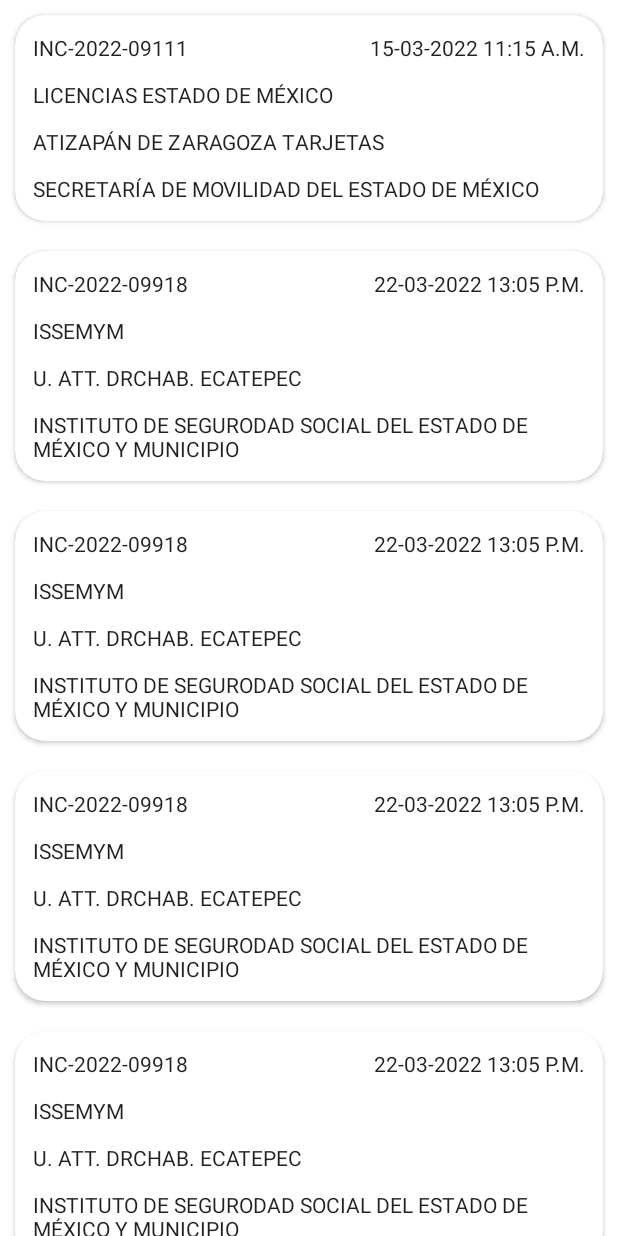
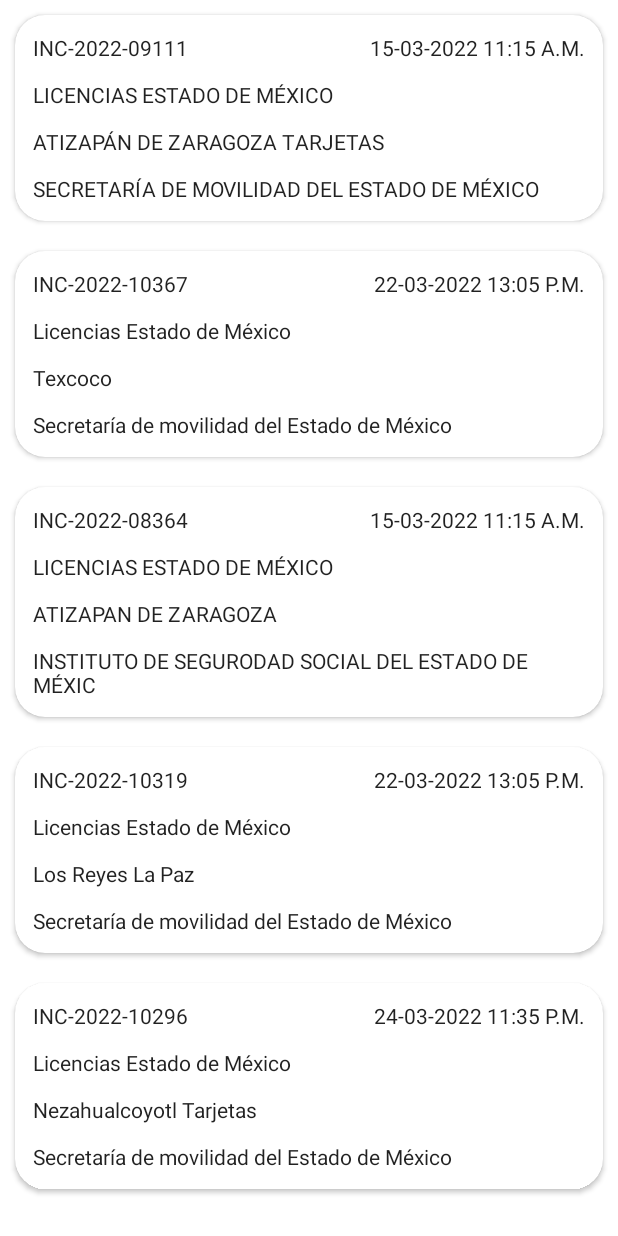
Before and after one commit to Gerry8a/Base, an Android app: the screen it shows after launch (MainActivity), on a phone screen of 412 x 824 dp. Run offline under Robolectric (Android 15) with nearby library versions, the phone set to English and light mode, and no system bars; our stand-ins replace Dagger/Hilt's generated code, Room's generated code.

Commit message:
agregada base de datos

```diff
--- a/app/build.gradle
+++ b/app/build.gradle
@@ -75,4 +75,10 @@ dependencies {
     //ViewPager
     implementation("androidx.viewpager2:viewpager2:1.0.0")
     implementation "androidx.datastore:datastore-preferences:1.0.0"
+
+    //Room
+    implementation "androidx.room:room-runtime:2.2.5"
+    kapt "androidx.room:room-compiler:2.2.5"
+    implementation "androidx.room:room-ktx:2.2.5"
+    androidTestImplementation "androidx.room:room-testing:2.2.5"
 }
--- a/app/src/main/java/com/cosmocolor/sadas/adapter/PageAdapter.kt
+++ b/app/src/main/java/com/cosmocolor/sadas/adapter/PageAdapter.kt
@@ -6,7 +6,7 @@ import androidx.fragment.app.FragmentActivity
 import androidx.viewpager2.adapter.FragmentStateAdapter
 
 class PageAdapter(
-    private val resultBundle: Bundle,
+//    private val resultBundle: Bundle,
     private val fragments: ArrayList<Fragment>,
     fragmentActivity: FragmentActivity
 ) : FragmentStateAdapter(fragmentActivity) {
@@ -16,7 +16,7 @@ class PageAdapter(
     }
 
     override fun createFragment(position: Int): Fragment {
-        fragments[position].arguments = resultBundle
+//        fragments[position].arguments = resultBundle
         return fragments[position]
     }
 
--- a/app/src/main/java/com/cosmocolor/sadas/model/Ticket.kt
+++ b/app/src/main/java/com/cosmocolor/sadas/model/Ticket.kt
@@ -1,15 +1,30 @@
 package com.cosmocolor.sadas.model
 
 import android.os.Parcelable
+import androidx.room.Entity
+import androidx.room.PrimaryKey
 import androidx.versionedparcelable.VersionedParcelize
+import com.cosmocolor.sadas.util.Constanst
+import com.cosmocolor.sadas.util.Constanst.CONFLIC_TABLE
 import kotlinx.android.parcel.Parcelize
 
 @Parcelize
+@Entity(tableName = CONFLIC_TABLE)
 data class Ticket(
+    @PrimaryKey(autoGenerate = false)
     val id: String,
     val nombreProyecto: String,
     val unidadOperativa: String,
     val areaCliente: String,
-//    val tipoIncidente: Int,
-    val fechaSolicitud: String
+    val tipoIncidente: String,
+    val fechaSolicitud: String,
+    val problema: String,
+    val descripcionProblema: String,
+    val operando: Boolean,
+    val cliente: String,
+    val contactoCliente: String,
+    val numeroCliente: String,
+    val fallaImputable: String,
+    val numeroIncidente: String,
+    val terminado: Boolean
 ): Parcelable
--- a/app/src/main/java/com/cosmocolor/sadas/ui/ListTicketFragment.kt
+++ b/app/src/main/java/com/cosmocolor/sadas/ui/ListTicketFragment.kt
@@ -26,34 +26,84 @@ class ListTicketFragment : Fragment(), TicketAdapter.OnItemClickListener {
             "LICENCIAS ESTADO DE MÉXICO",
             "ATIZAPÁN DE ZARAGOZA TARJETAS",
             "SECRETARÍA DE MOVILIDAD DEL ESTADO DE MÉXICO",
-            "15-03-2022 11:15 A.M."
+            "Incidente",
+            "15-03-2022 11:15 A.M.",
+            "Desconfiguración de terminal de cobro (error please enter password",
+            "Operador reporta desconfiguración de terminal de cobro Roberto de la Cruz Martinez contacto 5579091873 correo toxiatzipan@cosmocolor.com.mx Boulevard Adolfo López Mateos S/N, Puerta B-106 colonia el potrero, atizapan de zaragoza, estado de México. CP. 52975",
+            true,
+            "Gobierno de estado de México",
+            "Roberto De la Cruz Martinez",
+            "5579091873",
+            "Perosnal Operativo Cliente",
+            "NA",
+            false
         ),
         Ticket(
-            "INC-2022-09918",
-            "ISSEMYM",
-            "U. ATT. DRCHAB. ECATEPEC",
-            "INSTITUTO DE SEGURODAD SOCIAL DEL ESTADO DE MÉXICO Y MUNICIPIO",
-            "22-03-2022 13:05 P.M."
+            "INC-2022-10367",
+            "Licencias Estado de México",
+            "Texcoco",
+            "Secretaría de movilidad del Estado de México",
+            "Incidente",
+            "22-03-2022 13:05 P.M.",
+            "Operadora solicita 10 rollo térmicos para impresora de tickets",
+            "Solicitud de rollos térmicos",
+            true,
+            "Gobierno de estado de México",
+            "Katherune Rios Ruano",
+            "5558478421",
+            "Dependencia de Gobierno",
+            "NA",
+            true
         ),
         Ticket(
-            "INC-2022-09918",
-            "ISSEMYM",
-            "U. ATT. DRCHAB. ECATEPEC",
-            "INSTITUTO DE SEGURODAD SOCIAL DEL ESTADO DE MÉXICO Y MUNICIPIO",
-            "22-03-2022 13:05 P.M."
+            "INC-2022-08364",
+            "LICENCIAS ESTADO DE MÉXICO",
+            "ATIZAPAN DE ZARAGOZA",
+            "INSTITUTO DE SEGURODAD SOCIAL DEL ESTADO DE MÉXIC",
+            "22-03-2022 13:05 P.M.",
+            "15-03-2022 11:15 A.M.",
+            "Desconfiguración de terminal de cobro (error please enter password",
+            "Operador reporta desconfiguración de terminal de cobro Roberto de la Cruz Martinez contacto 5579091873 correo toxiatzipan@cosmocolor.com.mx Boulevard Adolfo López Mateos S/N, Puerta B-106 colonia el potrero, atizapan de zaragoza, estado de México. CP. 52975",
+            false,
+            "Gobierno de estado de México",
+            "Roberto De la Cruz Martinez",
+            "5579091873",
+            "Perosnal Operativo Cliente",
+            "NA",
+            true
         ), Ticket(
-            "INC-2022-09918",
-            "ISSEMYM",
-            "U. ATT. DRCHAB. ECATEPEC",
-            "INSTITUTO DE SEGURODAD SOCIAL DEL ESTADO DE MÉXICO Y MUNICIPIO",
-            "22-03-2022 13:05 P.M."
+            "INC-2022-10319",
+            "Licencias Estado de México",
+            "Los Reyes La Paz",
+            "Secretaría de movilidad del Estado de México",
+            "Incidente",
+            "22-03-2022 13:05 P.M.",
+            "Solicitan 2 perforadras para mermar las licencias contacto 5575106342",
+            "Comenta que requieren ambas perforadoras tenían una y ya se dañó",
+            true,
+            "Gobierno de estado de México",
+            "Operador Licencias Estado de México",
+            "5584328951",
+            "Personal operativo cliente",
+            "NA",
+            false
         ),
         Ticket(
-            "INC-2022-09918",
-            "ISSEMYM",
-            "U. ATT. DRCHAB. ECATEPEC",
-            "INSTITUTO DE SEGURODAD SOCIAL DEL ESTADO DE MÉXICO Y MUNICIPIO",
-            "22-03-2022 13:05 P.M."
+            "INC-2022-10296",
+            "Licencias Estado de México",
+            "Nezahualcoyotl Tarjetas",
+            "Secretaría de movilidad del Estado de México",
+            "Incidente",
+            "24-03-2022 11:35 P.M.",
+            "marycaster.movilidad@gmaill.com Cambio de mouse/toxi neza se solicita cambio de mouse en orden 2 ya que cursor al pulsa no seleccciona correctamente Marca HP CT FFCMHH0CZC6ERH",
+            "Cambo de mouse",
+            true,
+            "Gobierno de estado de México",
+            "Operador Licencias Estado de México",
+            "5586091132",
+            "Personal operativo cliente",
+            "NA",
+            false
         )
     )
 
--- a/app/src/main/java/com/cosmocolor/sadas/ui/detail/SignFragment.kt
+++ b/app/src/main/java/com/cosmocolor/sadas/ui/detail/fragments/SignFragment.kt
@@ -1,4 +1,4 @@
-package com.cosmocolor.sadas.ui.detail
+package com.cosmocolor.sadas.ui.detail.fragments
 
 import android.os.Bundle
 import androidx.fragment.app.Fragment
--- a/app/src/main/java/com/cosmocolor/sadas/util/Constanst.kt
+++ b/app/src/main/java/com/cosmocolor/sadas/util/Constanst.kt
@@ -2,4 +2,5 @@ package com.cosmocolor.sadas.util
 
 object Constanst {
     const val TICKET_BUNDLE = "ticketBundle"
+    const val CONFLIC_TABLE = "conflic_table"
 }
--- a/app/src/main/res/layout/fragment_client.xml
+++ b/app/src/main/res/layout/fragment_client.xml
@@ -4,7 +4,7 @@
     xmlns:tools="http://schemas.android.com/tools"
     android:layout_width="match_parent"
     android:layout_height="match_parent"
-    tools:context=".ui.detail.ClientFragment">
+    tools:context=".ui.detail.fragments.ClientFragment">
 
 
     <TextView
--- a/app/src/main/res/layout/fragment_evidence.xml
+++ b/app/src/main/res/layout/fragment_evidence.xml
@@ -3,7 +3,7 @@
     xmlns:tools="http://schemas.android.com/tools"
     android:layout_width="match_parent"
     android:layout_height="match_parent"
-    tools:context=".ui.detail.EvidenceFragment">
+    tools:context=".ui.detail.fragments.EvidenceFragment">
 
     <!-- TODO: Update blank fragment layout -->
     <TextView
--- a/app/src/main/res/layout/fragment_sign.xml
+++ b/app/src/main/res/layout/fragment_sign.xml
@@ -3,7 +3,7 @@
     xmlns:tools="http://schemas.android.com/tools"
     android:layout_width="match_parent"
     android:layout_height="match_parent"
-    tools:context=".ui.detail.SignFragment">
+    tools:context=".ui.detail.fragments.SignFragment">
 
     <!-- TODO: Update blank fragment layout -->
     <TextView
```
Also changed, not shown: app/src/main/java/com/cosmocolor/sadas/data/LocalDataSource.kt (added, +13 -0 lines), app/src/main/java/com/cosmocolor/sadas/data/Repository.kt (added, +9 -0 lines), app/src/main/java/com/cosmocolor/sadas/data/database/TicketDao.kt (added, +10 -0 lines), app/src/main/java/com/cosmocolor/sadas/ui/detail/DetailActivity.kt (+12 -6 lines), app/src/main/java/com/cosmocolor/sadas/ui/detail/DetailsFragment.kt (deleted, +0 -33 lines), app/src/main/java/com/cosmocolor/sadas/ui/detail/IncidentViewModel.kt (added, +21 -0 lines), app/src/main/java/com/cosmocolor/sadas/ui/detail/fragments/ClientFragment.kt (renamed from app/src/main/java/com/cosmocolor/sadas/ui/detail/EvidenceFragment.kt, +4 -7 lines), app/src/main/java/com/cosmocolor/sadas/ui/detail/fragments/DetailsFragment.kt (added, +47 -0 lines), app/src/main/java/com/cosmocolor/sadas/ui/detail/fragments/EvidenceFragment.kt (renamed from app/src/main/java/com/cosmocolor/sadas/ui/detail/ClientFragment.kt, +7 -4 lines), app/src/main/res/drawable/ic_checkbox_off.xml (added, +10 -0 lines), app/src/main/res/layout/fragment_details.xml (+8 -8 lines).
